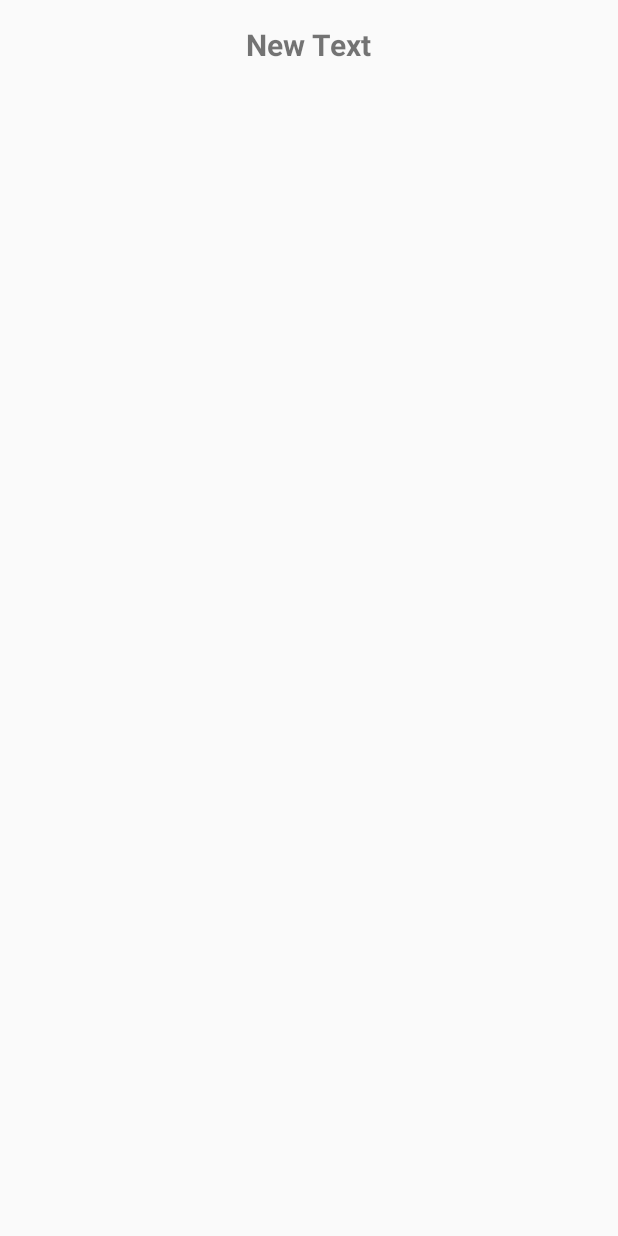
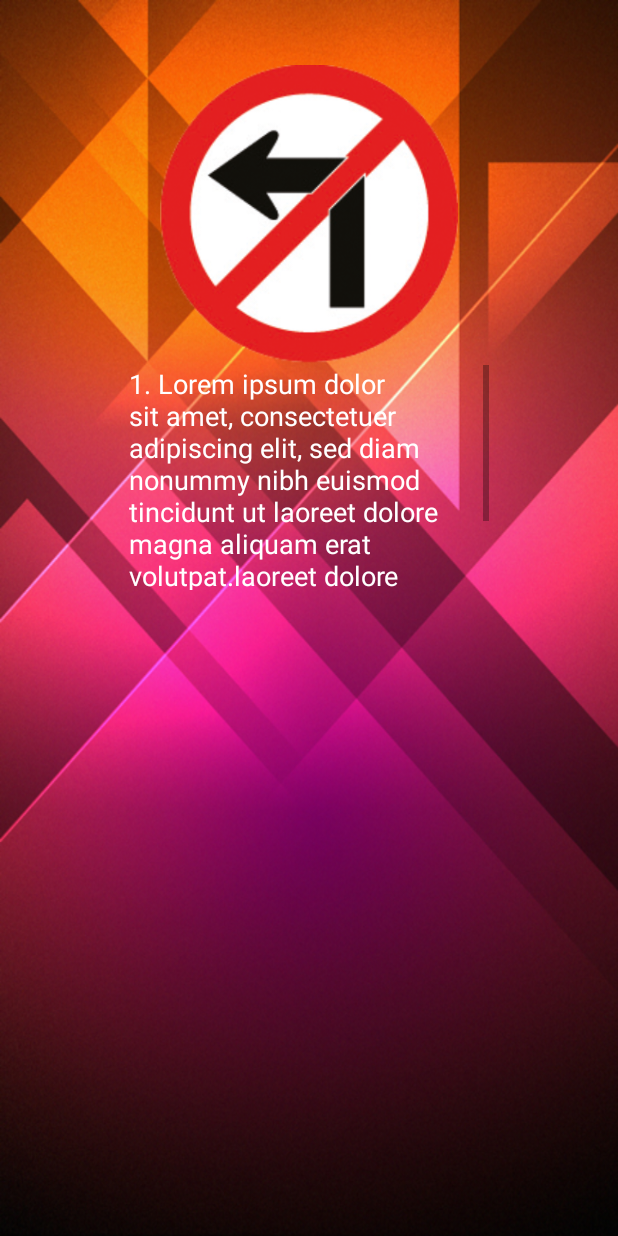
Before and after one commit to PattarawutSubyen/BU_TRAFFIC, an Android app: the DetialActivity screen opened directly, with no data from a screen before it, on a phone screen of 412 x 824 dp. Before the commit the screen is almost empty. Run offline under Robolectric (Android 15) with nearby library versions, the phone set to English and light mode, and no system bars.

Commit message:
Day2 14.15 PM

```diff
--- a/app/src/main/AndroidManifest.xml
+++ b/app/src/main/AndroidManifest.xml
@@ -23,7 +23,8 @@
             android:name="com.google.android.gms.version"
             android:value="@integer/google_play_services_version" />
 
-        <activity android:name=".DetialActivity"></activity>
+        <activity android:name=".DetialActivity" />
+        <activity android:name=".ExerciseActivity"></activity>
     </application>
 
 </manifest>
--- a/app/src/main/java/th/ac/sbu/pattarawut/butraffic/DetialActivity.java
+++ b/app/src/main/java/th/ac/sbu/pattarawut/butraffic/DetialActivity.java
@@ -2,12 +2,46 @@ package th.ac.sbu.pattarawut.butraffic;
 
 import android.support.v7.app.AppCompatActivity;
 import android.os.Bundle;
+import android.view.TextureView;
+import android.widget.ImageView;
+import android.widget.TextView;
 
 public class DetialActivity extends AppCompatActivity {
+
+    //explicit
+    private TextView titleTextView, deTextView;
+    private ImageView traffImageView;
+
+
 
     @Override
     protected void onCreate(Bundle savedInstanceState) {
         super.onCreate(savedInstanceState);
         setContentView(R.layout.activity_detial);
+
+        bindWidget();
+        //receive value from intent
+        receiverFromIntent();
+    } // main method
+
+    private void receiverFromIntent() {
+        String strTitle = getIntent().getStringExtra("Title");
+        titleTextView.setText(strTitle);
+
+        int intImage = getIntent().getIntExtra("Image", R.drawable.traffic_01);
+        traffImageView.setImageResource(intImage);
+
+        String[] strDetail = getResources().getStringArray(R.array.detail);
+        int intIndex = getIntent().getIntExtra("Index", 0);
+        deTextView.setText(strDetail[intIndex]);
+
+
     }
-}
+
+    private void bindWidget() {
+        titleTextView = (TextView) findViewById(R.id.textView3);
+        deTextView = (TextView) findViewById(R.id.textView4);
+        traffImageView = (ImageView) findViewById(R.id.imageView2);
+    }
+
+} //main class
--- a/app/src/main/res/layout/activity_detial.xml
+++ b/app/src/main/res/layout/activity_detial.xml
@@ -7,7 +7,8 @@
     android:paddingLeft="@dimen/activity_horizontal_margin"
     android:paddingRight="@dimen/activity_horizontal_margin"
     android:paddingTop="@dimen/activity_vertical_margin"
-    tools:context="th.ac.sbu.pattarawut.butraffic.DetialActivity">
+    tools:context="th.ac.sbu.pattarawut.butraffic.DetialActivity"
+    android:background="@drawable/wallpapers_a_06">
 
     <TextView
         android:layout_width="wrap_content"
@@ -16,5 +17,29 @@
         android:id="@+id/textView3"
         android:textSize="@dimen/h1"
         android:textStyle="bold"
-        android:layout_centerHorizontal="true" />
+        android:layout_centerHorizontal="true"
+        android:textColor="@color/text" />
+
+    <ImageView
+        android:layout_width="@dimen/image"
+        android:layout_height="@dimen/image"
+        android:id="@+id/imageView2"
+        android:layout_centerHorizontal="true"
+        android:layout_below="@+id/textView3" />
+
+    <ScrollView
+        android:layout_width="240dp"
+        android:layout_height="150dp"
+        android:id="@+id/scrollView"
+        android:layout_centerHorizontal="true"
+        android:layout_below="@+id/imageView2" >
+
+        <TextView
+            android:layout_width="wrap_content"
+            android:layout_height="wrap_content"
+            android:text="New Text"
+            android:id="@+id/textView4"
+            android:textSize="@dimen/h2"
+            android:textColor="@color/text" />
+    </ScrollView>
 </RelativeLayout>
--- /dev/null
+++ b/app/src/main/res/values/detail.xml
@@ -0,0 +1,39 @@
+<?xml version="1.0" encoding="utf-8"?>
+
+<resources>
+
+    <string-array name="detail">
+
+        <item>1. Lorem ipsum dolor sit amet, consectetuer adipiscing elit, sed diam nonummy nibh euismod tincidunt ut laoreet dolore magna aliquam erat volutpat.laoreet dolore magna aliquam erat volutpat  magna aliquam erat volutpat magna aliquam erat volutpat</item>
+        <item>2. Lorem ipsum dolor sit amet, consectetuer adipiscing elit, sed diam nonummy nibh euismod tincidunt ut laoreet dolore magna aliquam erat volutpat.laoreet dolore magna aliquam erat volutpat  magna aliquam erat volutpat magna aliquam erat volutpat </item>
+        <item>3. Lorem ipsum dolor sit amet, consectetuer adipiscing elit, sed diam nonummy nibh euismod tincidunt ut laoreet dolore magna aliquam erat volutpat.laoreet dolore magna aliquam erat volutpat  magna aliquam erat volutpat magna aliquam erat volutpat</item>
+        <item>4. Lorem ipsum dolor sit amet, consectetuer adipiscing elit, sed diam nonummy nibh euismod tincidunt ut laoreet dolore magna aliquam erat volutpat.laoreet dolore magna aliquam erat volutpat  magna aliquam erat volutpat magna aliquam erat volutpat</item>
+        <item>5. Lorem ipsum dolor sit amet, consectetuer adipiscing elit, sed diam nonummy nibh euismod tincidunt ut laoreet dolore magna aliquam erat volutpat.laoreet dolore magna aliquam erat volutpat  magna aliquam erat volutpat magna aliquam erat volutpat</item>
+        <item>6. Lorem ipsum dolor sit amet, consectetuer adipiscing elit, sed diam nonummy nibh euismod tincidunt ut laoreet dolore magna aliquam erat volutpat.laoreet dolore magna aliquam erat volutpat  magna aliquam erat volutpat magna aliquam erat volutpat</item>
+        <item>7. Lorem ipsum dolor sit amet, consectetuer adipiscing elit, sed diam nonummy nibh euismod tincidunt ut laoreet dolore magna aliquam erat volutpat.laoreet dolore magna aliquam erat volutpat  magna aliquam erat volutpat magna aliquam erat volutpat</item>
+        <item>8. Lorem ipsum dolor sit amet, consectetuer adipiscing elit, sed diam nonummy nibh euismod tincidunt ut laoreet dolore magna aliquam erat volutpat.laoreet dolore magna aliquam erat volutpat  magna aliquam erat volutpat magna aliquam erat volutpat</item>
+        <item>9. Lorem ipsum dolor sit amet, consectetuer adipiscing elit, sed diam nonummy nibh euismod tincidunt ut laoreet dolore magna aliquam erat volutpat.laoreet dolore magna aliquam erat volutpat  magna aliquam erat volutpat magna aliquam erat volutpat</item>
+        <item>10. Lorem ipsum dolor sit amet, consectetuer adipiscing elit, sed diam nonummy nibh euismod tincidunt ut laoreet dolore magna aliquam erat volutpat.laoreet dolore magna aliquam erat volutpat magna aliquam erat volutpat magna aliquam erat volutpat</item>
+        <item>11. Lorem ipsum dolor sit amet, consectetuer adipiscing elit, sed diam nonummy nibh euismod tincidunt ut laoreet dolore magna aliquam erat volutpat.laoreet dolore magna aliquam erat volutpat magna aliquam erat volutpat magna aliquam erat volutpat</item>
+        <item>12. Lorem ipsum dolor sit amet, consectetuer adipiscing elit, sed diam nonummy nibh euismod tincidunt ut laoreet dolore magna aliquam erat volutpat.laoreet dolore magna aliquam erat volutpat magna aliquam erat volutpat magna aliquam erat volutpat</item>
+        <item>13. Lorem ipsum dolor sit amet, consectetuer adipiscing elit, sed diam nonummy nibh euismod tincidunt ut laoreet dolore magna aliquam erat volutpat.laoreet dolore magna aliquam erat volutpat magna aliquam erat volutpat magna aliquam erat volutpat</item>
+        <item>14. Lorem ipsum dolor sit amet, consectetuer adipiscing elit, sed diam nonummy nibh euismod tincidunt ut laoreet dolore magna aliquam erat volutpat.laoreet dolore magna aliquam erat volutpat magna aliquam erat volutpat magna aliquam erat volutpat</item>
+        <item>15. Lorem ipsum dolor sit amet, consectetuer adipiscing elit, sed diam nonummy nibh euismod tincidunt ut laoreet dolore magna aliquam erat volutpat.laoreet dolore magna aliquam erat volutpat magna aliquam erat volutpat magna aliquam erat volutpat</item>
+        <item>16. Lorem ipsum dolor sit amet, consectetuer adipiscing elit, sed diam nonummy nibh euismod tincidunt ut laoreet dolore magna aliquam erat volutpat.laoreet dolore magna aliquam erat volutpat magna aliquam erat volutpat magna aliquam erat volutpat</item>
+        <item>17. Lorem ipsum dolor sit amet, consectetuer adipiscing elit, sed diam nonummy nibh euismod tincidunt ut laoreet dolore magna aliquam erat volutpat.laoreet dolore magna aliquam erat volutpat magna aliquam erat volutpat magna aliquam erat volutpat</item>
+        <item>18. Lorem ipsum dolor sit amet, consectetuer adipiscing elit, sed diam nonummy nibh euismod tincidunt ut laoreet dolore magna aliquam erat volutpat.laoreet dolore magna aliquam erat volutpat magna aliquam erat volutpat magna aliquam erat volutpat</item>
+        <item>19. Lorem ipsum dolor sit amet, consectetuer adipiscing elit, sed diam nonummy nibh euismod tincidunt ut laoreet dolore magna aliquam erat volutpat.laoreet dolore magna aliquam erat volutpat magna aliquam erat volutpat magna aliquam erat volutpat</item>
+        <item>20. Lorem ipsum dolor sit amet, consectetuer adipiscing elit, sed diam nonummy nibh euismod tincidunt ut laoreet dolore magna aliquam erat volutpat.laoreet dolore magna aliquam erat volutpat magna aliquam erat volutpat magna aliquam erat volutpat</item>
+
+    </string-array>
+
+
+
+
+
+
+
+
+
+
+</resources>
--- a/app/src/main/res/values/dimens.xml
+++ b/app/src/main/res/values/dimens.xml
@@ -3,7 +3,7 @@
     <dimen name="activity_horizontal_margin">16dp</dimen>
     <dimen name="activity_vertical_margin">16dp</dimen>
     <dimen name="h1">20sp</dimen>
-    <dimen name="h2">20sp</dimen>
+    <dimen name="h2">18sp</dimen>
     <dimen name="icon">80dp</dimen>
     <dimen name="image">200dp</dimen>
 
```
Also changed, not shown: app/src/main/java/th/ac/sbu/pattarawut/butraffic/ExerciseActivity.java (added, +13 -0 lines), app/src/main/java/th/ac/sbu/pattarawut/butraffic/MainActivity.java (+18 -2 lines), app/src/main/res/layout/activity_exercise.xml (added, +12 -0 lines), app/src/main/res/layout/activity_main.xml (+23 -5 lines).
